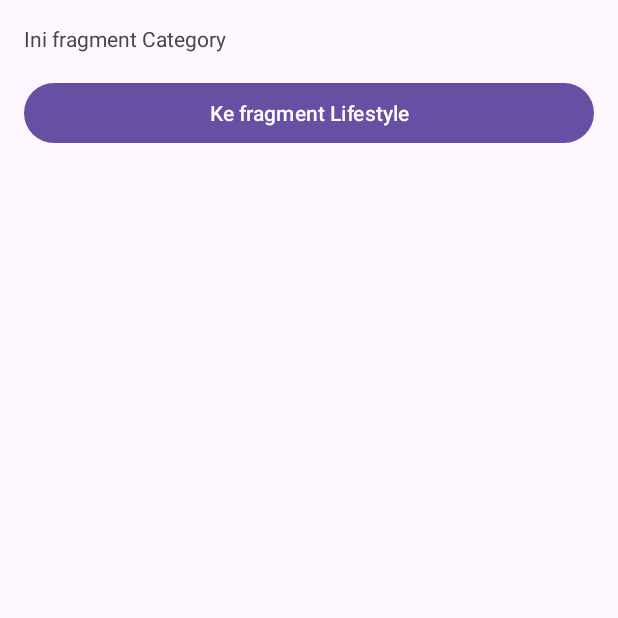
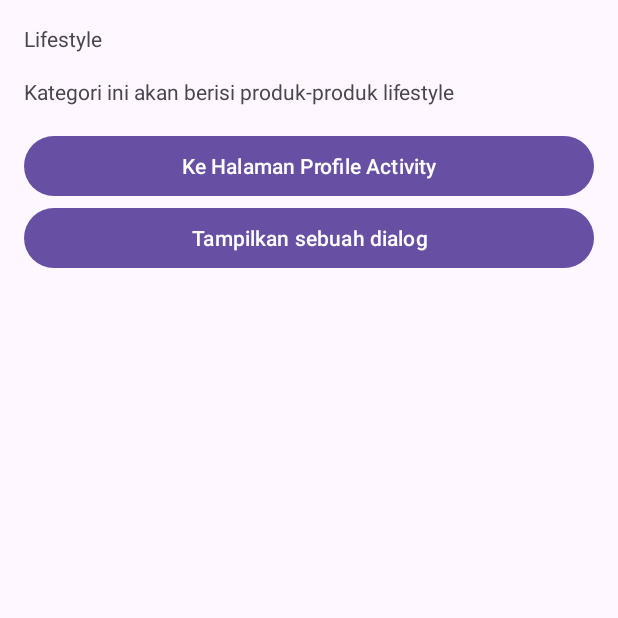
Before and after one commit to dapraws/FundamentalAndroid-Repository, an Android app: the fragment CategoryFragment placed in its activity, after a tap on "Ke fragment Lifestyle", on a phone screen of 412 x 824 dp, the top half of it. Run offline under Robolectric (Android 15) with nearby library versions, the phone set to English and light mode, and no system bars.

Commit message:
update category fragment

```diff
--- a/app/src/main/java/com/example/androidfundamental_kotlin/CategoryFragment.kt
+++ b/app/src/main/java/com/example/androidfundamental_kotlin/CategoryFragment.kt
@@ -35,7 +35,22 @@ class CategoryFragment : Fragment(), View.OnClickListener {
 
     override fun onClick(v: View?) {
         if (v?.id == R.id.btn_detail_category) {
+            val detailCategoryFragment = DetailCategoryFragment()
 
+            val bundle = Bundle()
+            bundle.putString(DetailCategoryFragment.EXTRA_NAME, "Lifestyle")
+            val description = "Kategori ini akan berisi produk-produk lifestyle"
+
+            detailCategoryFragment.arguments = bundle
+            detailCategoryFragment.description = description
+
+            val fragmentManager = parentFragmentManager
+            fragmentManager?.beginTransaction()?.apply {
+                replace(R.id.frame_container, detailCategoryFragment, DetailCategoryFragment::class.java.simpleName)
+                addToBackStack(null)
+                commit()
+
+            }
         }
     }
 }
```
